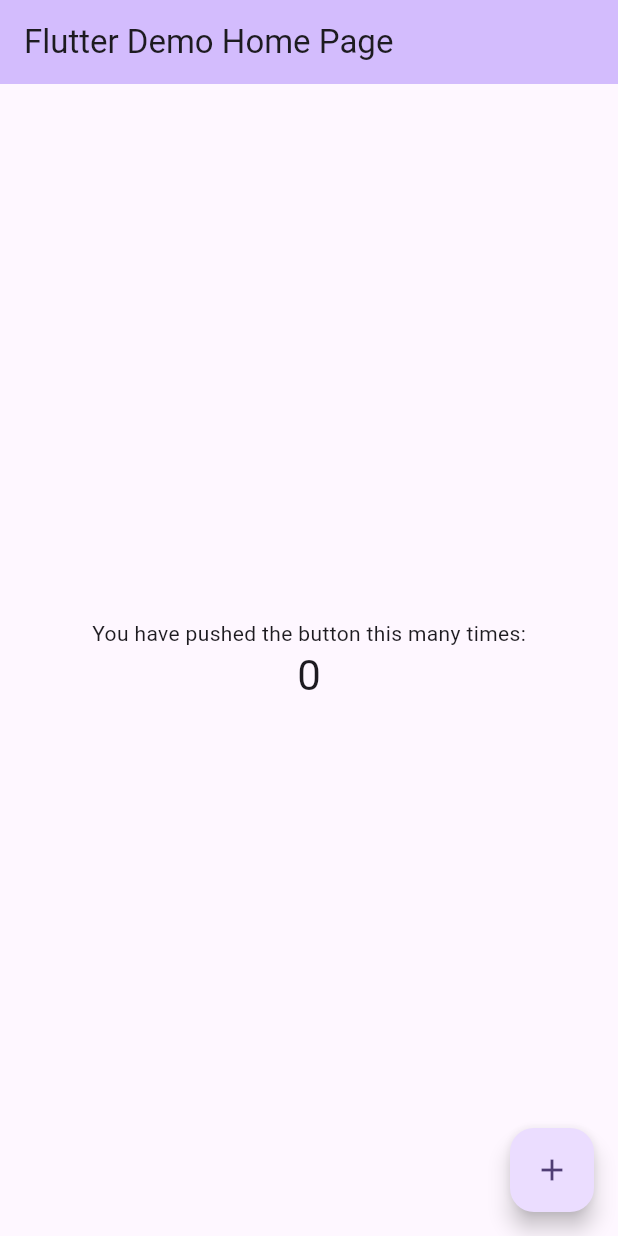
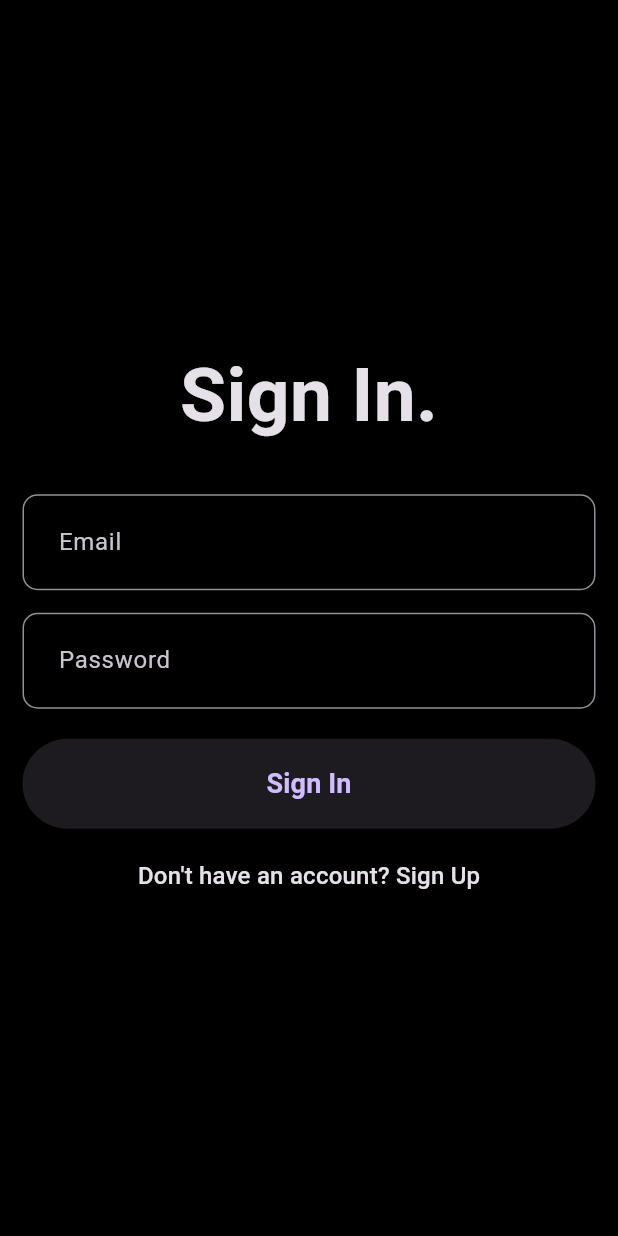
Before and after one commit to dumaloo/initial_setup, a Flutter app: the screen it shows after launch, on a phone screen of 412 x 824 dp. Run offline on Flutter 3.47's test engine with Material 3 defaults, Android fonts, the phone set to English and light mode, and no system bars; our stand-ins replace equatable, flutter_bloc, logger.

Commit message:
add screens with bloc, api calls  ;
sign in
sign up

```diff
--- a/lib/core/themes/schemes/dark_theme.dart
+++ b/lib/core/themes/schemes/dark_theme.dart
@@ -1,7 +1,9 @@
 import 'package:flutter/material.dart';
+import 'package:initial_setup/core/themes/colors.dart';
 
-ThemeData darkTheme = ThemeData(
-  visualDensity: VisualDensity.adaptivePlatformDensity,
-  useMaterial3: true,
-  fontFamily: 'Roboto',
+ThemeData darkTheme = ThemeData.dark().copyWith(
+  scaffoldBackgroundColor: AppColors.black,
+  appBarTheme: const AppBarTheme(
+    backgroundColor: AppColors.black,
+  ),
 );
--- /dev/null
+++ b/lib/features/auth/bloc/auth_bloc.dart
@@ -0,0 +1,35 @@
+import 'package:equatable/equatable.dart';
+import 'package:flutter_bloc/flutter_bloc.dart';
+import 'package:initial_setup/features/auth/domain/auth_repository.dart';
+import 'package:logger/logger.dart';
+
+part 'auth_event.dart';
+part 'auth_state.dart';
+
+class AuthBloc extends Bloc<AuthEvent, AuthState> {
+  final AuthRepository _authRepository;
+
+  AuthBloc({required AuthRepository authRepository})
+      : _authRepository = authRepository,
+        super(AuthInitial()) {
+    on<AuthLogin>((event, emit) async {
+      try {
+        await _authRepository.signIn(event.email, event.password);
+        emit(AuthSuccess(uemail: event.email));
+      } catch (e) {
+        emit(AuthError(message: e.toString()));
+        Logger().e('Failed to sign in: $e');
+      }
+    });
+
+    on<AuthRegister>((event, emit) async {
+      try {
+        await _authRepository.signUp(event.name, event.email, event.password);
+        emit(AuthSuccess(uemail: event.email));
+      } catch (e) {
+        emit(AuthError(message: e.toString()));
+        Logger().e('Failed to sign up: $e');
+      }
+    });
+  }
+}
--- /dev/null
+++ b/lib/features/auth/bloc/auth_event.dart
@@ -0,0 +1,28 @@
+part of 'auth_bloc.dart';
+
+sealed class AuthEvent extends Equatable {
+  @override
+  List<Object> get props => [];
+}
+
+class AuthLogin extends AuthEvent {
+  final String email;
+  final String password;
+
+  AuthLogin({required this.email, required this.password});
+
+  @override
+  List<Object> get props => [email, password];
+}
+
+class AuthRegister extends AuthEvent {
+  final String email;
+  final String password;
+  final String name;
+
+  AuthRegister(
+      {required this.email, required this.password, required this.name});
+
+  @override
+  List<Object> get props => [email, password, name];
+}
--- /dev/null
+++ b/lib/features/auth/bloc/auth_state.dart
@@ -0,0 +1,22 @@
+part of 'auth_bloc.dart';
+
+sealed class AuthState extends Equatable {
+  @override
+  List<Object> get props => [];
+}
+
+class AuthInitial extends AuthState {}
+
+class AuthSuccess extends AuthState {
+  final String uemail;
+  AuthSuccess({required this.uemail});
+}
+
+class AuthError extends AuthState {
+  final String message;
+
+  AuthError({required this.message});
+
+  @override
+  List<Object> get props => [message];
+}
--- /dev/null
+++ b/lib/features/auth/domain/auth_repository.dart
@@ -0,0 +1,32 @@
+// ignore: unused_import
+import 'package:initial_setup/core/services/api_service.dart';
+import 'package:logger/logger.dart';
+
+class AuthRepository {
+  Future<void> signIn(String email, String password) async {
+    try {
+      // final response = await ApiService.post(
+      //   '/signin',
+      //   data: {'email': email, 'password': password},
+      // );
+
+      Logger().i('User signed in: $email with password: $password');
+    } catch (e) {
+      throw Exception('Failed to sign in: $e');
+    }
+  }
+
+  Future<void> signUp(String name, String email, String password) async {
+    try {
+      // final response = await ApiService.post(
+      //   '/signup',
+      //   data: {'email': email, 'password': password, 'name': name},
+      // );
+
+      Logger()
+          .i('User signed up: $email with name: $name and password: $password');
+    } catch (e) {
+      throw Exception('Failed to sign up: $e');
+    }
+  }
+}
--- /dev/null
+++ b/lib/features/auth/screens/login_screen.dart
@@ -0,0 +1,90 @@
+import 'package:flutter/material.dart';
+import 'package:flutter_bloc/flutter_bloc.dart';
+import 'package:initial_setup/features/auth/widgets/auth_button.dart';
+import 'package:initial_setup/features/auth/widgets/auth_text_field.dart';
+import 'package:initial_setup/features/auth/bloc/auth_bloc.dart';
+import 'package:initial_setup/features/auth/screens/register_screen.dart';
+
+class LoginScreen extends StatefulWidget {
+  const LoginScreen({super.key});
+
+  @override
+  State<LoginScreen> createState() => _LoginScreenState();
+}
+
+class _LoginScreenState extends State<LoginScreen> {
+  final emailController = TextEditingController();
+  final passwordController = TextEditingController();
+
+  @override
+  void dispose() {
+    emailController.dispose();
+    passwordController.dispose();
+    super.dispose();
+  }
+
+  @override
+  Widget build(BuildContext context) {
+    return Scaffold(
+      body: Padding(
+        padding: const EdgeInsets.all(15.0),
+        child: Column(
+          mainAxisAlignment: MainAxisAlignment.center,
+          children: [
+            const Text(
+              'Sign In.',
+              style: TextStyle(
+                fontSize: 50,
+                fontWeight: FontWeight.bold,
+              ),
+            ),
+            const SizedBox(height: 30),
+            AuthField(
+              hintText: 'Email',
+              controller: emailController,
+            ),
+            const SizedBox(height: 15),
+            AuthField(
+              hintText: 'Password',
+              controller: passwordController,
+              isObsecureText: true,
+            ),
+            const SizedBox(height: 20),
+            AuthButton(
+              buttonText: 'Sign In',
+              onPressed: () {
+                context.read<AuthBloc>().add(
+                      AuthLogin(
+                        email: emailController.text,
+                        password: passwordController.text,
+                      ),
+                    );
+              },
+            ),
+            const SizedBox(height: 20),
+            GestureDetector(
+              onTap: () {
+                Navigator.push(
+                    context,
+                    MaterialPageRoute(
+                      builder: (context) => const SignUpScreen(),
+                    ));
+              },
+              child: RichText(
+                  text: TextSpan(
+                text: 'Don\'t have an account? ',
+                style: Theme.of(context).textTheme.titleMedium,
+                children: [
+                  TextSpan(
+                    text: 'Sign Up',
+                    style: Theme.of(context).textTheme.titleMedium,
+                  ),
+                ],
+              )),
+            ),
+          ],
+        ),
+      ),
+    );
+  }
+}
--- /dev/null
+++ b/lib/features/auth/widgets/auth_button.dart
@@ -0,0 +1,25 @@
+import 'package:flutter/material.dart';
+
+class AuthButton extends StatelessWidget {
+  final String buttonText;
+  final VoidCallback onPressed;
+  const AuthButton(
+      {super.key, required this.buttonText, required this.onPressed});
+
+  @override
+  Widget build(BuildContext context) {
+    return ElevatedButton(
+      onPressed: onPressed,
+      style: ElevatedButton.styleFrom(
+        fixedSize: const Size(400, 60),
+      ),
+      child: Text(
+        buttonText,
+        style: const TextStyle(
+          fontSize: 18,
+          fontWeight: FontWeight.w600,
+        ),
+      ),
+    );
+  }
+}
--- /dev/null
+++ b/lib/features/auth/widgets/auth_text_field.dart
@@ -0,0 +1,32 @@
+import 'package:flutter/material.dart';
+import 'package:initial_setup/core/themes/colors.dart';
+
+class AuthField extends StatelessWidget {
+  final String hintText;
+  final TextEditingController controller;
+  final bool isObsecureText;
+  const AuthField(
+      {super.key,
+      required this.hintText,
+      required this.controller,
+      this.isObsecureText = false});
+
+  @override
+  Widget build(BuildContext context) {
+    return TextFormField(
+      controller: controller,
+      decoration: InputDecoration(
+        contentPadding: const EdgeInsets.all(20),
+        hintText: hintText,
+        border: OutlineInputBorder(
+          borderSide: const BorderSide(
+            color: AppColors.white,
+            width: 3,
+          ),
+          borderRadius: BorderRadius.circular(10),
+        ),
+      ),
+      obscureText: isObsecureText,
+    );
+  }
+}
--- a/lib/main.dart
+++ b/lib/main.dart
@@ -1,7 +1,21 @@
 import 'package:flutter/material.dart';
+import 'package:flutter_bloc/flutter_bloc.dart';
+import 'package:initial_setup/core/themes/schemes/dark_theme.dart';
+import 'package:initial_setup/features/auth/bloc/auth_bloc.dart';
+import 'package:initial_setup/features/auth/domain/auth_repository.dart';
+import 'package:initial_setup/features/auth/screens/login_screen.dart';
 
 void main() {
-  runApp(const MyApp());
+  runApp(MultiBlocProvider(
+    providers: [
+      BlocProvider(
+        create: (_) => AuthBloc(
+          authRepository: AuthRepository(),
+        ),
+      ),
+    ],
+    child: const MyApp(),
+  ));
 }
 
 class MyApp extends StatelessWidget {
@@ -10,60 +24,10 @@ class MyApp extends StatelessWidget {
   @override
   Widget build(BuildContext context) {
     return MaterialApp(
+      debugShowCheckedModeBanner: false,
       title: 'Flutter Demo',
-      theme: ThemeData(
-        colorScheme: ColorScheme.fromSeed(seedColor: Colors.deepPurple),
-        useMaterial3: true,
-      ),
-      home: const MyHomePage(title: 'Flutter Demo Home Page'),
+      theme: darkTheme,
+      home: const LoginScreen(),
     );
   }
 }
-
-class MyHomePage extends StatefulWidget {
-  const MyHomePage({super.key, required this.title});
-
-  final String title;
-
-  @override
-  State<MyHomePage> createState() => _MyHomePageState();
-}
-
-class _MyHomePageState extends State<MyHomePage> {
-  int _counter = 0;
-
-  void _incrementCounter() {
-    setState(() {
-      _counter++;
-    });
-  }
-
-  @override
-  Widget build(BuildContext context) {
-    return Scaffold(
-      appBar: AppBar(
-        backgroundColor: Theme.of(context).colorScheme.inversePrimary,
-        title: Text(widget.title),
-      ),
-      body: Center(
-        child: Column(
-          mainAxisAlignment: MainAxisAlignment.center,
-          children: <Widget>[
-            const Text(
-              'You have pushed the button this many times:',
-            ),
-            Text(
-              '$_counter',
-              style: Theme.of(context).textTheme.headlineMedium,
-            ),
-          ],
-        ),
-      ),
-      floatingActionButton: FloatingActionButton(
-        onPressed: _incrementCounter,
-        tooltip: 'Increment',
-        child: const Icon(Icons.add),
-      ),
-    );
-  }
-}
```
Also changed, not shown: lib/core/services/api_service.dart (+79 -0 lines), lib/features/auth/screens/register_screen.dart (added, +102 -0 lines), pubspec.yaml (+8 -4 lines), lib/core/utils/datetime_util.dart (deleted), lib/core/widgets/custom_button.dart (deleted), lib/core/widgets/custom_text_field.dart (deleted), pubspec.lock.
